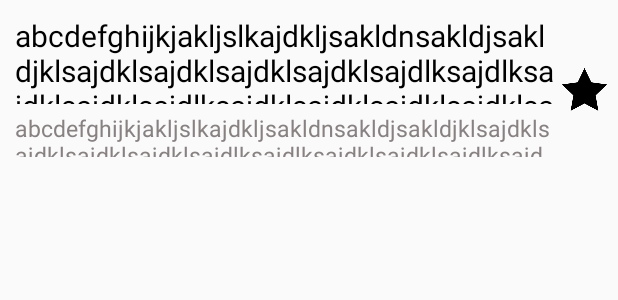
After one commit to Magren0321/starTranslation, an Android app: the layout itemstar.xml on its own in the app's theme, with its tools: preview values and no code run, on a phone screen of 412 x 824 dp. The commit adds this screen. Shown: the top 300 px of the screen. Run offline under Robolectric (Android 15) with nearby library versions, the phone set to English and light mode, and no system bars.

Commit message:
增加收藏功能

```diff
--- a/app/src/main/java/com/example/translate/Base/wordDao.java
+++ b/app/src/main/java/com/example/translate/Base/wordDao.java
@@ -12,10 +12,14 @@ public interface wordDao {
     @Query("SELECT * FROM starWord")
     List<result_bean> getALL();
 
+    @Query("SELECT * FROM starWord WHERE src = :src AND dst = :dst")
+    result_bean loadStar(String src,String dst);
+
     @Insert
     void insertWord(result_bean bean);
 
     @Delete
-    void deleteWOrd(result_bean bean);
+    void deleteWord(result_bean bean);
+
 
 }
--- a/app/src/main/java/com/example/translate/star/moudle.java
+++ /dev/null
@@ -1,4 +0,0 @@
-package com.example.translate.star;
-
-public class moudle {
-}
--- a/app/src/main/java/com/example/translate/star/presenter.java
+++ /dev/null
@@ -1,4 +0,0 @@
-package com.example.translate.star;
-
-public class presenter {
-}
--- a/app/src/main/java/com/example/translate/star/viewinterface.java
+++ /dev/null
@@ -1,4 +0,0 @@
-package com.example.translate.star;
-
-public interface viewinterface {
-}
--- a/app/src/main/res/layout/activity_star.xml
+++ b/app/src/main/res/layout/activity_star.xml
@@ -30,11 +30,15 @@
         android:layout_width="match_parent"
         android:layout_height="0dp">
 
+        <androidx.swiperefreshlayout.widget.SwipeRefreshLayout
+            android:id="@+id/SR"
+            android:layout_width="match_parent"
+            android:layout_height="match_parent">
         <ListView
             android:id="@+id/lv_star"
             android:layout_width="match_parent"
             android:layout_height="match_parent"/>
-
+        </androidx.swiperefreshlayout.widget.SwipeRefreshLayout>
     </LinearLayout>
 
 </LinearLayout>
--- /dev/null
+++ b/app/src/main/res/layout/itemstar.xml
@@ -0,0 +1,55 @@
+<?xml version="1.0" encoding="utf-8"?>
+<LinearLayout xmlns:android="http://schemas.android.com/apk/res/android"
+    android:orientation="vertical" android:layout_width="match_parent"
+    android:layout_height="match_parent">
+
+    <LinearLayout
+        android:layout_marginTop="10dp"
+        android:layout_width="match_parent"
+        android:layout_height="100dp">
+
+        <LinearLayout
+            android:layout_marginLeft="10dp"
+            android:layout_marginRight="5dp"
+            android:orientation="vertical"
+            android:layout_weight="2"
+            android:layout_width="0dp"
+            android:layout_height="match_parent">
+
+            <TextView
+                android:id="@+id/src"
+                android:textColor="#000000"
+                android:maxEms="15"
+                android:textSize="20dp"
+                android:ellipsize="end"
+                android:text="@string/test"
+                android:layout_weight="2"
+                android:layout_width="match_parent"
+                android:layout_height="0dp"/>
+
+            <TextView
+                android:id="@+id/dst"
+                android:ellipsize="end"
+                android:maxEms="15"
+                android:layout_marginBottom="5dp"
+                android:textSize="15dp"
+                android:text="@string/test"
+                android:textColor="#888181"
+                android:layout_marginTop="5dp"
+                android:layout_width="match_parent"
+                android:layout_height="0dp"
+                android:layout_weight="1"/>
+
+        </LinearLayout>
+
+        <Button
+            android:layout_marginRight="7dp"
+            android:id="@+id/starbt"
+            android:background="@drawable/star_black"
+            android:layout_gravity="center"
+            android:layout_width="30dp"
+            android:layout_height="30dp"/>
+
+    </LinearLayout>
+
+</LinearLayout>
```
Also changed, not shown: app/src/main/java/com/example/translate/homepage/MainActivity.java (+5 -2 lines), app/src/main/java/com/example/translate/homepage/adapter.java (+14 -0 lines), app/src/main/java/com/example/translate/star/Star.java (+52 -0 lines), app/src/main/java/com/example/translate/star/starAdapter.java (+45 -4 lines).
